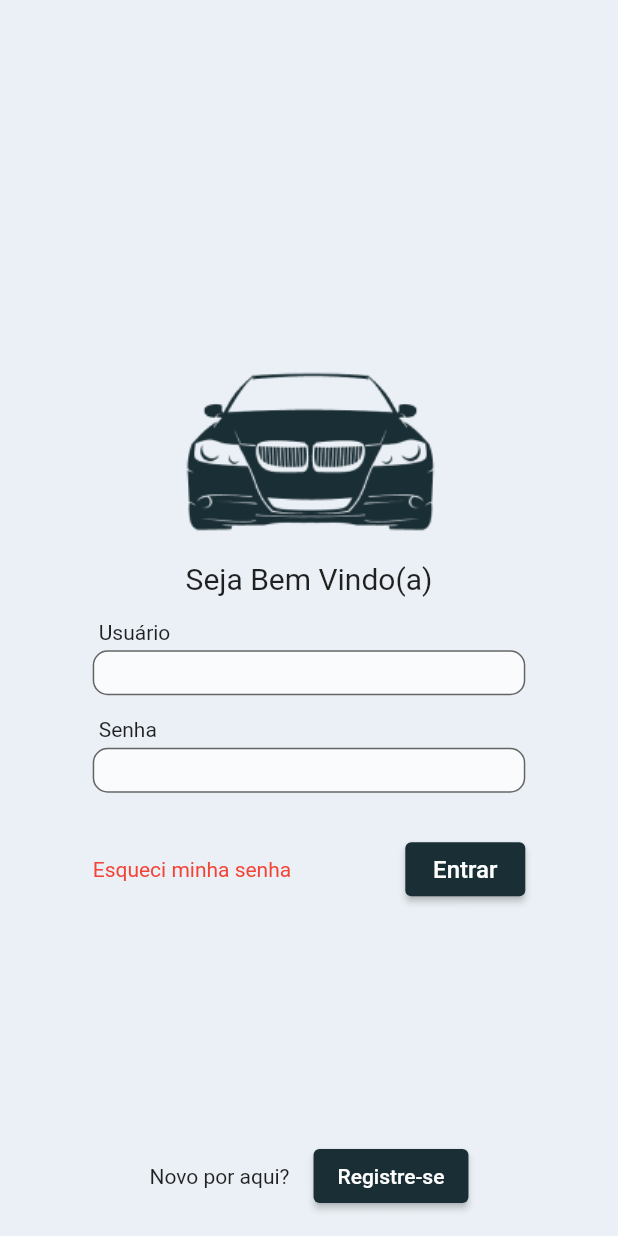
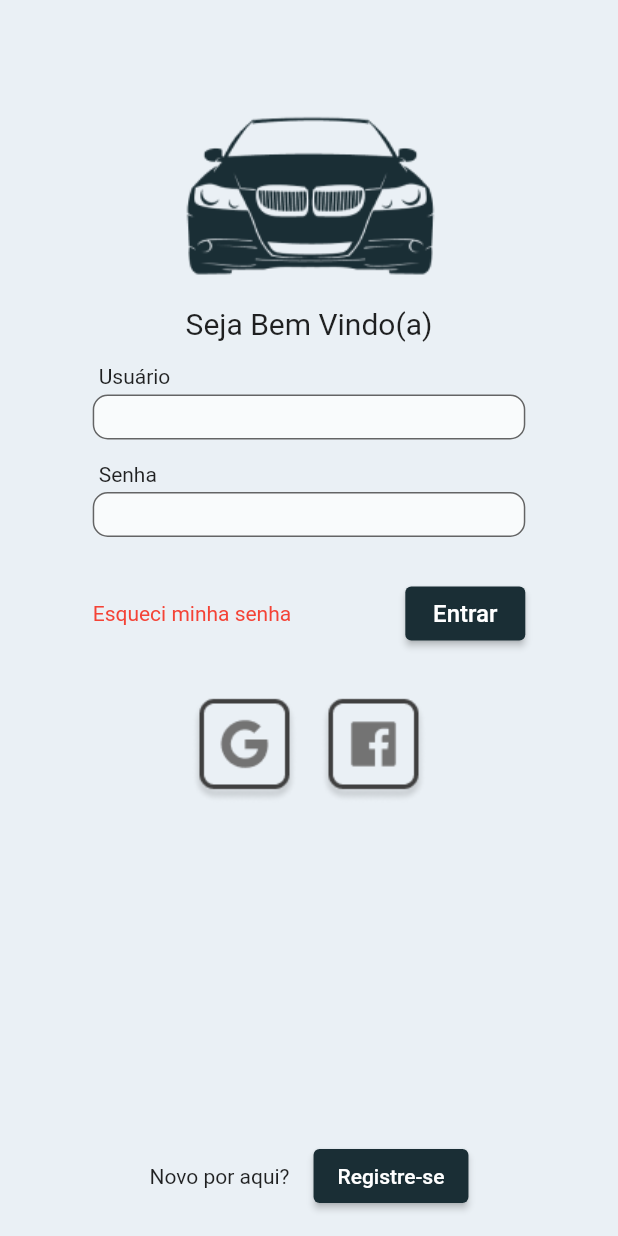
Before and after one commit to abnerdsilva/carcontrol, a Flutter app: the screen it shows after launch, on a phone screen of 412 x 824 dp. Run offline on Flutter 3.47's test engine with Material 2 defaults, Android fonts, the phone set to English and light mode, and no system bars; our stand-ins replace cloud_firestore, firebase_core, geolocator, get, google_maps_flutter, shared_preferences; missing offline and left inert: flutter_polyline_points; accounts and stored records are empty.

Commit message:
ajuste layout para add botão login social tela login

```diff
--- a/driver/lib/pages/login/login_page.dart
+++ b/driver/lib/pages/login/login_page.dart
@@ -13,12 +13,13 @@ class LoginPage extends StatelessWidget {
   Widget build(BuildContext context) {
     return Scaffold(
       body: SafeArea(
-        child: Stack(
-          children: [
-            Column(
+        child: Padding(
+          padding: const EdgeInsets.only(top: 50, bottom: 16),
+          child: Column(
             crossAxisAlignment: CrossAxisAlignment.center,
             mainAxisAlignment: MainAxisAlignment.center,
             children: [
+              // const SizedBox(height: 50),
               Center(
                 child: Image.asset('assets/images/carro.png'),
               ),
@@ -67,10 +68,23 @@ class LoginPage extends StatelessWidget {
                   ],
                 ),
               ),
+              const SizedBox(
+                height: 32,
+              ),
+              Row(
+                mainAxisAlignment: MainAxisAlignment.center,
+                children: [
+                  Center(
+                    child: Image.asset('assets/images/btngoogle.png'),
+                  ),
+                  const SizedBox(
+                    width: 16,
+                  ),
+                  Center(
+                    child: Image.asset('assets/images/btnfacebook.png'),
+                  ),
                 ],
               ),
-            Column(
-              children: [
               Expanded(
                 child: Container(),
               ),
@@ -85,10 +99,9 @@ class LoginPage extends StatelessWidget {
                   ),
                 ],
               ),
-                const SizedBox(height: 16),
+              // const SizedBox(height: 16),
             ],
           ),
-          ],
         ),
       ),
     );
```
Also changed, not shown: driver/assets/images/btnfacebook.png (added), driver/assets/images/btngoogle.png (added). Lines whose indentation alone changed are shown as unchanged.
